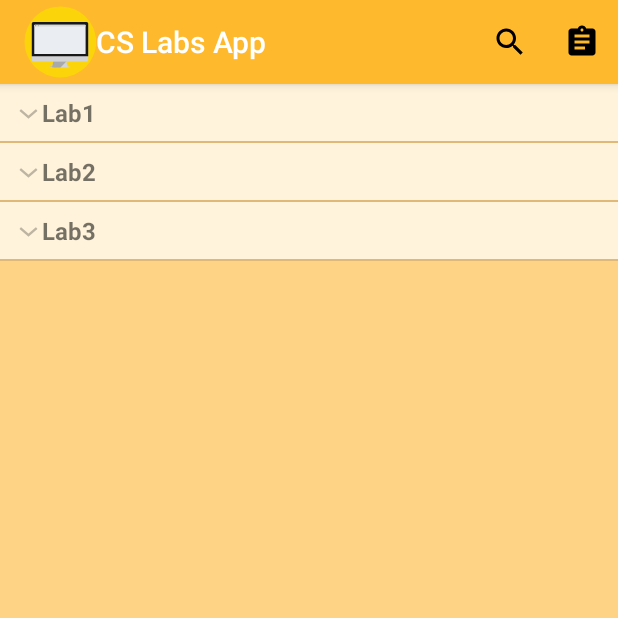
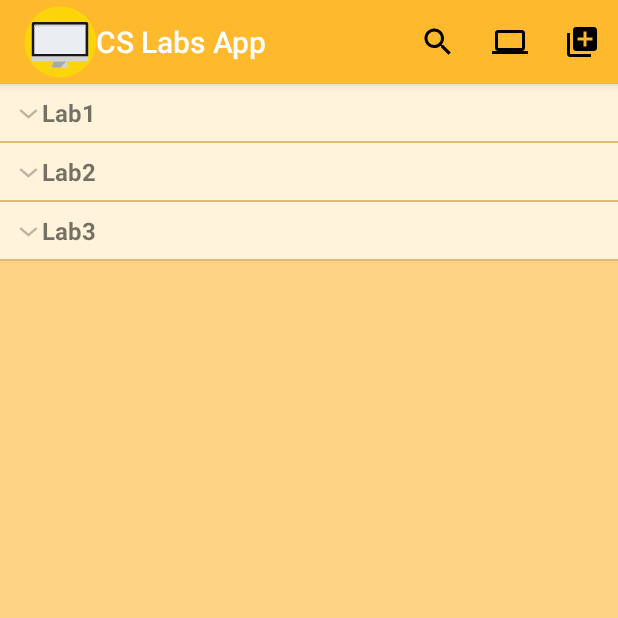
Before and after one commit to enderian/SoftwareEngineering, an Android app: the LabActivity screen opened directly, with no data from a screen before it, on a phone screen of 412 x 824 dp, the top half of it. Run offline under Robolectric (Android 15) with nearby library versions, the phone set to English and light mode, and no system bars.

Commit message:
menu modification, Configuration patterns addition

```diff
--- a/app/src/main/AndroidManifest.xml
+++ b/app/src/main/AndroidManifest.xml
@@ -9,6 +9,7 @@
         android:roundIcon="@drawable/app_icon"
         android:supportsRtl="true"
         android:theme="@style/AppTheme">
+        <activity android:name=".activities.ConfigurationActivity"></activity>
 
         <service
             android:name=".services.SignInService"
@@ -29,6 +30,7 @@
             <intent-filter>
                 <action android:name="android.intent.action.VIEW" />
                 <action android:name="android.intent.action.MAIN" />
+
                 <category android:name="android.intent.category.LAUNCHER" />
             </intent-filter>
         </activity>
--- a/app/src/main/java/gr/aueb/se/labadministration/activities/HistoryActivity.java
+++ b/app/src/main/java/gr/aueb/se/labadministration/activities/HistoryActivity.java
@@ -106,10 +106,11 @@ public class HistoryActivity extends AppCompatActivity{
             case R.id.nav_history:
                 startActivity(new Intent(this, HistoryActivity.class));
                 break;
-            case R.id.nav_patterns:
+            case R.id.nav_labs:
                 startActivity(new Intent(this, LabActivity.class));
                 break;
-            default:
+            default: // R.id.nav_configuration
+                startActivity(new Intent(this, ConfigurationActivity.class));
         }
         return super.onOptionsItemSelected(item);
     }
--- a/app/src/main/java/gr/aueb/se/labadministration/activities/LabActivity.java
+++ b/app/src/main/java/gr/aueb/se/labadministration/activities/LabActivity.java
@@ -78,10 +78,11 @@ public class LabActivity extends AppCompatActivity {
             case R.id.nav_history:
                 startActivity(new Intent(this, HistoryActivity.class));
                 break;
-            case R.id.nav_patterns:
+            case R.id.nav_configuration:
                 startActivity(new Intent(this, LabActivity.class));
                 break;
-            default:
+            default: // R.id.nav_configuration
+                startActivity(new Intent(this, ConfigurationActivity.class));
         }
         return super.onOptionsItemSelected(item);
     }
--- /dev/null
+++ b/app/src/main/res/drawable/ic_add_to_photos_black_24dp.xml
@@ -0,0 +1,9 @@
+<vector xmlns:android="http://schemas.android.com/apk/res/android"
+        android:width="24dp"
+        android:height="24dp"
+        android:viewportWidth="24.0"
+        android:viewportHeight="24.0">
+    <path
+        android:fillColor="#FF000000"
+        android:pathData="M4,6L2,6v14c0,1.1 0.9,2 2,2h14v-2L4,20L4,6zM20,2L8,2c-1.1,0 -2,0.9 -2,2v12c0,1.1 0.9,2 2,2h12c1.1,0 2,-0.9 2,-2L22,4c0,-1.1 -0.9,-2 -2,-2zM19,11h-4v4h-2v-4L9,11L9,9h4L13,5h2v4h4v2z"/>
+</vector>
--- /dev/null
+++ b/app/src/main/res/drawable/ic_computer_black_24dp.xml
@@ -0,0 +1,9 @@
+<vector xmlns:android="http://schemas.android.com/apk/res/android"
+        android:width="24dp"
+        android:height="24dp"
+        android:viewportWidth="24.0"
+        android:viewportHeight="24.0">
+    <path
+        android:fillColor="#FF000000"
+        android:pathData="M20,18c1.1,0 1.99,-0.9 1.99,-2L22,6c0,-1.1 -0.9,-2 -2,-2H4c-1.1,0 -2,0.9 -2,2v10c0,1.1 0.9,2 2,2H0v2h24v-2h-4zM4,6h16v10H4V6z"/>
+</vector>
--- a/app/src/main/res/menu/main_menu.xml
+++ b/app/src/main/res/menu/main_menu.xml
@@ -7,9 +7,13 @@
             android:icon="@drawable/ic_search_black_24dp"
             android:title="History"
             app:showAsAction="ifRoom"/>
-        <item android:id="@+id/nav_patterns"
-            android:icon="@drawable/ic_assignment_black_24dp"
-            android:title="Patterns Management"
+        <item android:id="@+id/nav_labs"
+            android:icon="@drawable/ic_computer_black_24dp"
+            android:title="Labs Management"
+            app:showAsAction="ifRoom"/>
+        <item android:id="@+id/nav_configuration"
+            android:icon="@drawable/ic_add_to_photos_black_24dp"
+            android:title="Configuration Management"
             app:showAsAction="ifRoom"/>
     </group>
 </menu>
```
Also changed, not shown: app/src/main/java/gr/aueb/se/labadministration/activities/ConfigurationActivity.java (added, +53 -0 lines), app/src/main/res/layout/activity_configuration.xml (added, +11 -0 lines).
